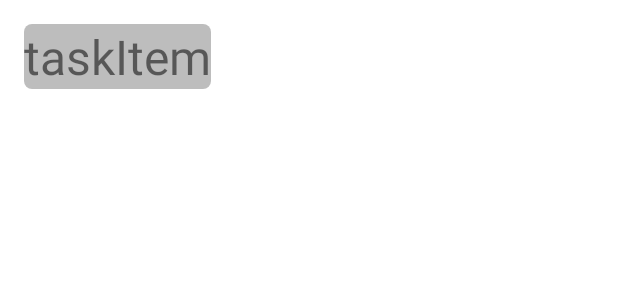
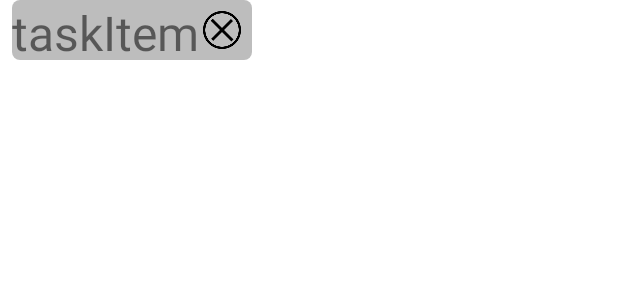
Before and after one commit to AxelJacobsen/Bachelor-thesis-2023_Cryogenetics, an Android app: the layout task_item.xml on its own in the app's theme, with its tools: preview values and no code run, on a phone screen of 412 x 824 dp. Shown: the top 300 px of the screen. Run offline under Robolectric (Android 15) with nearby library versions, the phone set to English and light mode, and no system bars.

Commit message:
[#76] Add delete tab button and functionality. Add cancel (halfsize) icon.

```diff
--- a/Code/Frontend/Mobile application/Logistics/app/src/main/res/layout/task_item.xml
+++ b/Code/Frontend/Mobile application/Logistics/app/src/main/res/layout/task_item.xml
@@ -8,18 +8,25 @@
 
     <TextView
         android:id="@+id/taskItemtv"
-        android:layout_width="wrap_content"
-        android:layout_height="wrap_content"
-        android:layout_marginStart="16dp"
-        android:layout_marginTop="16dp"
-        android:layout_marginEnd="16dp"
-        android:layout_marginBottom="16dp"
+        android:layout_width="160dp"
+        android:layout_height="40dp"
+        android:layout_marginStart="8dp"
+        android:layout_marginEnd="8dp"
+        android:background="@drawable/rectangle_rounded"
         android:text="taskItem"
         android:textSize="32dp"
         app:layout_constraintBottom_toBottomOf="parent"
         app:layout_constraintEnd_toEndOf="parent"
         app:layout_constraintStart_toStartOf="parent"
-        app:layout_constraintTop_toTopOf="parent"
-        android:background="@drawable/rectangle_rounded"/>
+        app:layout_constraintTop_toTopOf="parent" />
+
+    <ImageView
+        android:id="@+id/taskItemX"
+        android:layout_width="40dp"
+        android:layout_height="40dp"
+        app:layout_constraintBottom_toBottomOf="@+id/taskItemtv"
+        app:layout_constraintEnd_toEndOf="@+id/taskItemtv"
+        app:layout_constraintTop_toTopOf="@+id/taskItemtv"
+        app:srcCompat="@drawable/cancel_hs" />
 
 </androidx.constraintlayout.widget.ConstraintLayout>
```
Also changed, not shown: Code/Frontend/Mobile application/Logistics/app/src/main/java/cryogenetics/logistics/ui/taskmanager/TaskManagerAdapter.kt (+17 -9 lines), Code/Frontend/Mobile application/Logistics/app/src/main/java/cryogenetics/logistics/ui/taskmanager/TaskManagerFragment.kt (+22 -5 lines), Code/Frontend/Mobile application/Logistics/app/src/main/res/drawable/cancel_hs.png (added).
